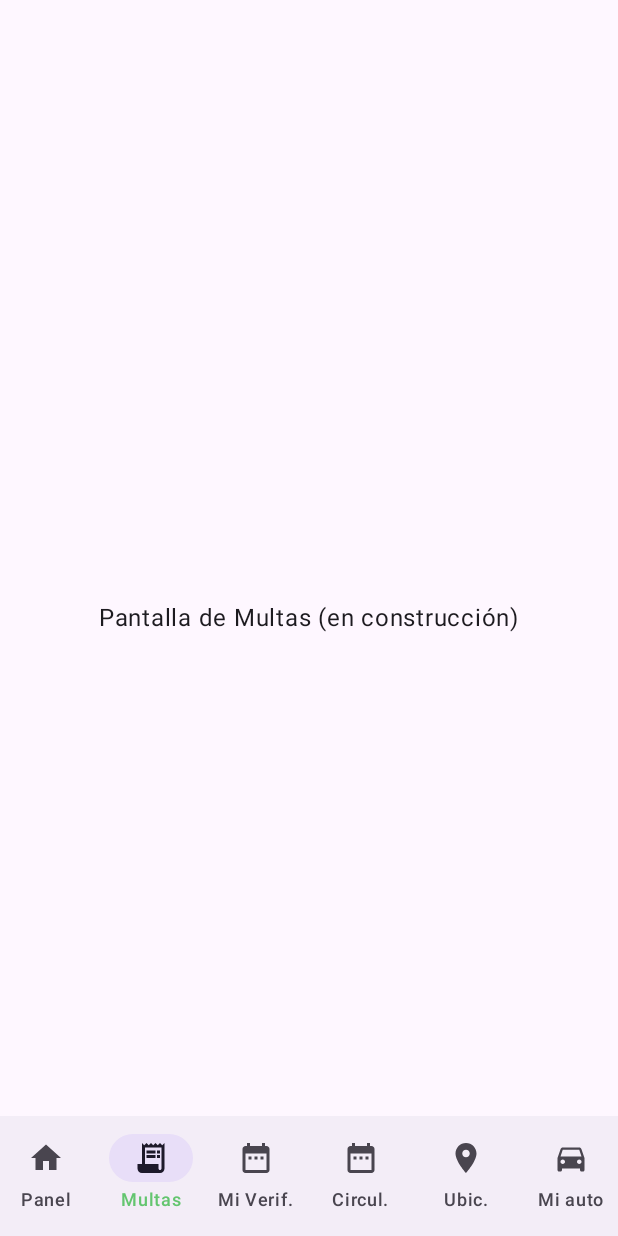
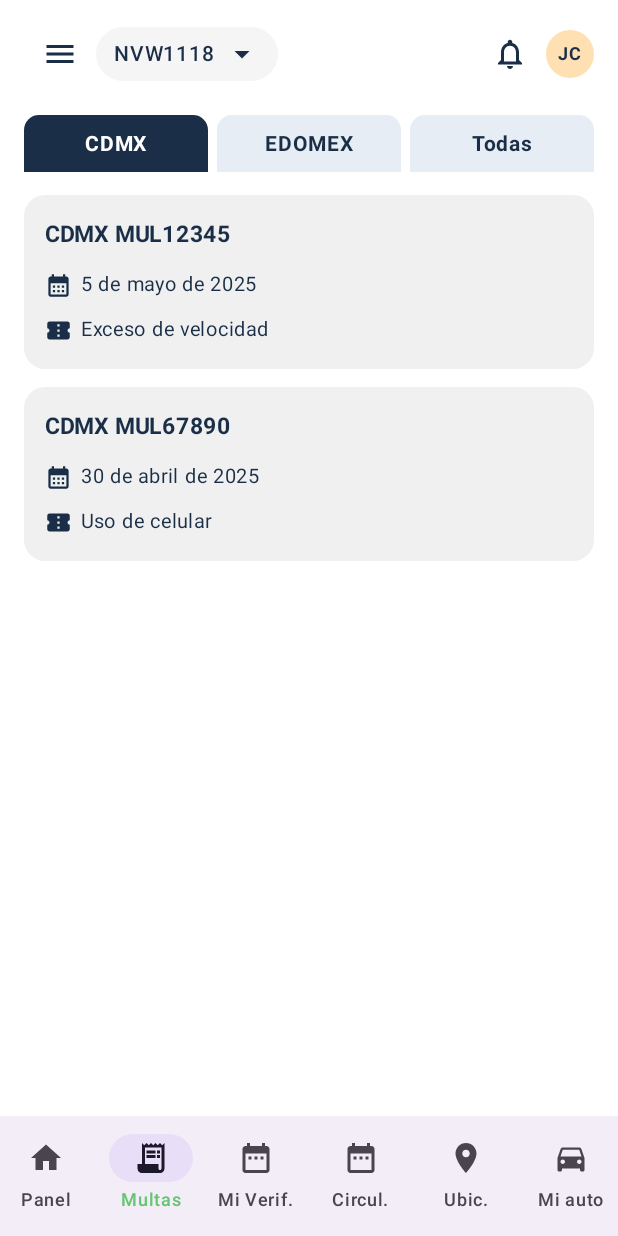
Before and after one commit to JimenaAce/AppMovilSIIVMEX, an Android app built with Jetpack Compose: the NotificacionesconDrawerScreen screen opened through its navigation route, item 2 of the bottom bar chosen, on a phone screen of 412 x 824 dp. Run offline under Robolectric (Android 15) with nearby library versions, the phone set to English and light mode, and no system bars.

Commit message:
Cambios a las pantallas
Se hizo merge del main (JImena) y ajusté la navegación y menú de hamburguesa

```diff
--- a/app/src/main/java/com/example/appmovilsiivmex/navigation/NavegacionAuto.kt
+++ b/app/src/main/java/com/example/appmovilsiivmex/navigation/NavegacionAuto.kt
@@ -14,9 +14,10 @@ import com.example.appmovilsiivmex.ui.screens.PantallaPlaceholder
 
 // mis pantallas nuevas
 import com.example.appmovilsiivmex.ui.screens.InicioScreen
-import com.example.appmovilsiivmex.ui.screens.MiAutoScreen
 import com.example.appmovilsiivmex.ui.screens.EditarVehiculoScreen
-import com.example.appmovilsiivmex.ui.screens.NotificacionesScreen
+import com.example.appmovilsiivmex.ui.screens.MiAutoConDrawerScreen
+import com.example.appmovilsiivmex.ui.screens.MultasconDrawerScreen
+import com.example.appmovilsiivmex.ui.screens.NotificacionesconDrawerScreen
 
 @Composable
 fun NavegacionAuto(
@@ -49,8 +50,9 @@ fun NavegacionAuto(
             PanelScreen(controladorNavegacion)
         }
         composable("multas") {
-            PantallaPlaceholder("Multas")
+            MultasconDrawerScreen(navController = controladorNavegacion)
         }
+
         composable("mi_verificacion") {
             PantallaPlaceholder("Verificación")
         }
@@ -66,12 +68,11 @@ fun NavegacionAuto(
         // PERO YA TENEMOS PANTALLA REAL
         // ─────────────────────
         composable("mi_auto") {
-            // aquí usamos la pantalla real
-            MiAutoScreen(navController = controladorNavegacion)
+            MiAutoConDrawerScreen(navController = controladorNavegacion)
         }
 
+
         composable("editar_vehiculo") {
-            // también usamos la real, no el placeholder
             EditarVehiculoScreen(
                 navController = controladorNavegacion,
                 placaInicial = "NVW1118",
@@ -93,7 +94,7 @@ fun NavegacionAuto(
         }
 
         composable("notificaciones") {
-            NotificacionesScreen(navController = controladorNavegacion)
+            NotificacionesconDrawerScreen(navController = controladorNavegacion)
         }
 
         // ─────────────────────
--- a/app/src/main/java/com/example/appmovilsiivmex/ui/screens/InicioScreen.kt
+++ b/app/src/main/java/com/example/appmovilsiivmex/ui/screens/InicioScreen.kt
@@ -54,14 +54,6 @@ fun InicioScreen(
             modifier = Modifier.fillMaxWidth(),
             verticalAlignment = Alignment.CenterVertically,
         ) {
-            // Ícono hamburguesa
-            IconButton(onClick = { /* TODO menú lateral */ }) {
-                Icon(
-                    imageVector = Icons.Default.Menu,
-                    contentDescription = "Menú",
-                    tint = ColorAzulOscuro
-                )
-            }
 
             // Selector de placa
             Surface(
--- a/app/src/main/java/com/example/appmovilsiivmex/ui/screens/MiAutoScreen.kt
+++ b/app/src/main/java/com/example/appmovilsiivmex/ui/screens/MiAutoScreen.kt
@@ -37,7 +37,8 @@ import com.example.appmovilsiivmex.ui.theme.ColorRosa
 
 @Composable
 fun MiAutoScreen(
-    navController: NavController
+    navController: NavController,
+    onMenuClick: () -> Unit = {}
 ) {
     val fondoApp = Color(0xFFFFFFFF)
     val hayNotificaciones = true   // simulado por ahora
@@ -59,7 +60,7 @@ fun MiAutoScreen(
             verticalAlignment = Alignment.CenterVertically,
         ) {
             // Menú hamburguesa
-            IconButton(onClick = { /* TODO menú lateral */ }) {
+            IconButton(onClick = onMenuClick) {
                 Icon(
                     imageVector = Icons.Default.Menu,
                     contentDescription = "Menú",
--- /dev/null
+++ b/app/src/main/java/com/example/appmovilsiivmex/ui/screens/MiAutoconScreenWrapper.kt
@@ -0,0 +1,42 @@
+package com.example.appmovilsiivmex.ui.screens
+
+import androidx.compose.material3.*
+import androidx.compose.runtime.Composable
+import androidx.compose.runtime.rememberCoroutineScope
+import androidx.navigation.NavController
+import com.example.appmovilsiivmex.navigation.MenuHamburguesa
+import kotlinx.coroutines.launch
+
+@OptIn(ExperimentalMaterial3Api::class)
+@Composable
+fun MiAutoConDrawerScreen(
+    navController: NavController
+) {
+    // igualito que en PanelScreen
+    val drawerState = rememberDrawerState(initialValue = DrawerValue.Closed)
+    val scope = rememberCoroutineScope()
+
+    ModalNavigationDrawer(
+        drawerState = drawerState,
+        drawerContent = {
+            MenuHamburguesa(
+                onOpcionSeleccionada = { ruta ->
+                    // navega a la ruta y cierra el drawer
+                    navController.navigate(ruta)
+                    scope.launch { drawerState.close() }
+                },
+                onCerrarSesion = {
+                    scope.launch { drawerState.close() }
+                }
+            )
+        }
+    ) {
+        // aquí usamos la pantalla de mi auto
+        MiAutoScreen(
+            navController = navController,
+            onMenuClick = {
+                scope.launch { drawerState.open() }
+            }
+        )
+    }
+}
--- /dev/null
+++ b/app/src/main/java/com/example/appmovilsiivmex/ui/screens/MultasScreen.kt
@@ -0,0 +1,257 @@
+package com.example.appmovilsiivmex.ui.screens
+
+import androidx.compose.foundation.background
+import androidx.compose.foundation.layout.*
+import androidx.compose.foundation.rememberScrollState
+import androidx.compose.foundation.shape.CircleShape
+import androidx.compose.foundation.shape.RoundedCornerShape
+import androidx.compose.foundation.verticalScroll
+import androidx.compose.material.icons.Icons
+import androidx.compose.material.icons.filled.*
+import androidx.compose.material3.Icon
+import androidx.compose.material3.IconButton
+import androidx.compose.material3.Surface
+import androidx.compose.material3.Text
+import androidx.compose.runtime.*
+import androidx.compose.ui.Alignment
+import androidx.compose.ui.Modifier
+import androidx.compose.ui.draw.clip
+import androidx.compose.ui.graphics.Color
+import androidx.compose.ui.text.font.FontWeight
+import androidx.compose.ui.unit.dp
+import androidx.compose.ui.unit.sp
+import androidx.navigation.NavController
+import androidx.compose.foundation.layout.statusBarsPadding
+import com.example.appmovilsiivmex.ui.theme.ColorAzulOscuro
+
+@Composable
+fun MultasScreen(
+    navController: NavController,
+    onMenuClick: () -> Unit = {}
+) {
+    val fondoApp = Color(0xFFFFFFFF)
+    var filtroSeleccionado by remember { mutableStateOf("CDMX") }
+
+    // data dummy
+    val multasCDMX = listOf(
+        MultaUi("CDMX MUL12345", "5 de mayo de 2025", "Exceso de velocidad"),
+        MultaUi("CDMX MUL67890", "30 de abril de 2025", "Uso de celular"),
+    )
+    val multasEDOMEX = listOf(
+        MultaUi("EDOMEX MUL12345", "5 de mayo de 2025", "Exceso de velocidad"),
+        MultaUi("EDOMEX MUL67890", "28 de abril de 2025", "Verificación vencida"),
+    )
+
+    val multasMostrar = when (filtroSeleccionado) {
+        "CDMX" -> multasCDMX
+        "EDOMEX" -> multasEDOMEX
+        else -> multasCDMX + multasEDOMEX
+    }
+
+    Column(
+        modifier = Modifier
+            .fillMaxSize()
+            .background(fondoApp)
+            .statusBarsPadding()
+            .padding(horizontal = 16.dp, vertical = 12.dp)
+    ) {
+
+        // HEADER
+        Row(
+            modifier = Modifier.fillMaxWidth(),
+            verticalAlignment = Alignment.CenterVertically,
+        ) {
+            IconButton(onClick = onMenuClick) {
+                Icon(
+                    imageVector = Icons.Default.Menu,
+                    contentDescription = "Menú",
+                    tint = ColorAzulOscuro
+                )
+            }
+
+            Surface(
+                shape = RoundedCornerShape(50),
+                color = Color(0xFFF5F5F5)
+            ) {
+                Row(
+                    modifier = Modifier
+                        .padding(horizontal = 12.dp, vertical = 6.dp),
+                    verticalAlignment = Alignment.CenterVertically
+                ) {
+                    Text(
+                        text = "NVW1118",
+                        color = ColorAzulOscuro,
+                        fontSize = 14.sp,
+                        fontWeight = FontWeight.Medium
+                    )
+                    Spacer(modifier = Modifier.width(6.dp))
+                    Icon(
+                        imageVector = Icons.Default.ArrowDropDown,
+                        contentDescription = "Cambiar placa",
+                        tint = ColorAzulOscuro
+                    )
+                }
+            }
+
+            Spacer(modifier = Modifier.weight(1f))
+
+            IconButton(onClick = { navController.navigate("notificaciones") }) {
+                Icon(
+                    imageVector = Icons.Default.NotificationsNone,
+                    contentDescription = "Notificaciones",
+                    tint = ColorAzulOscuro
+                )
+            }
+
+            Box(
+                modifier = Modifier
+                    .size(32.dp)
+                    .clip(CircleShape)
+                    .background(Color(0xFFFFE0B2)),
+                contentAlignment = Alignment.Center
+            ) {
+                Text(
+                    text = "JC",
+                    fontSize = 12.sp,
+                    fontWeight = FontWeight.Bold,
+                    color = ColorAzulOscuro
+                )
+            }
+        }
+
+        Spacer(modifier = Modifier.height(16.dp))
+
+        // SELECTOR (CDMX / EDOMEX / Todas)
+        Row(
+            modifier = Modifier.fillMaxWidth(),
+            horizontalArrangement = Arrangement.spacedBy(6.dp)
+        ) {
+            MultaTab(
+                texto = "CDMX",
+                seleccionado = filtroSeleccionado == "CDMX",
+                onClick = { filtroSeleccionado = "CDMX" }
+            )
+            MultaTab(
+                texto = "EDOMEX",
+                seleccionado = filtroSeleccionado == "EDOMEX",
+                onClick = { filtroSeleccionado = "EDOMEX" }
+            )
+            MultaTab(
+                texto = "Todas",
+                seleccionado = filtroSeleccionado == "Todas",
+                onClick = { filtroSeleccionado = "Todas" }
+            )
+        }
+
+        Spacer(modifier = Modifier.height(16.dp))
+
+        // LISTA
+        Column(
+            modifier = Modifier
+                .fillMaxWidth()
+                .verticalScroll(rememberScrollState())
+        ) {
+            multasMostrar.forEach { multa ->
+                MultaItem(multa)
+                Spacer(modifier = Modifier.height(12.dp))
+            }
+            Spacer(modifier = Modifier.height(80.dp))
+        }
+    }
+}
+
+// ---------------- datos y composables ----------------
+
+data class MultaUi(
+    val folio: String,
+    val fecha: String,
+    val motivo: String
+)
+
+@Composable
+private fun RowScope.MultaTab(
+    texto: String,
+    seleccionado: Boolean,
+    onClick: () -> Unit
+) {
+    val bg = if (seleccionado) ColorAzulOscuro else Color(0xFFE6EDF4)
+    val fg = if (seleccionado) Color.White else ColorAzulOscuro
+
+    Surface(
+        color = bg,
+        shape = RoundedCornerShape(topStart = 10.dp, topEnd = 10.dp),
+        modifier = Modifier
+            .weight(1f)
+            .height(38.dp),
+        onClick = onClick
+    ) {
+        Box(
+            modifier = Modifier.fillMaxSize(),
+            contentAlignment = Alignment.Center
+        ) {
+            Text(
+                text = texto,
+                color = fg,
+                fontWeight = FontWeight.Bold,
+                fontSize = 14.sp
+            )
+        }
+    }
+}
+
+@Composable
+private fun MultaItem(multa: MultaUi) {
+    Surface(
+        color = Color(0xFFF0F0F0),
+        shape = RoundedCornerShape(14.dp),
+        shadowElevation = 0.dp,
+        modifier = Modifier.fillMaxWidth()
+    ) {
+        Column(
+            modifier = Modifier
+                .fillMaxWidth()
+                .padding(14.dp)
+        ) {
+            Text(
+                text = multa.folio,
+                color = ColorAzulOscuro,
+                fontWeight = FontWeight.Bold,
+                fontSize = 15.sp
+            )
+
+            Spacer(modifier = Modifier.height(10.dp))
+
+            Row(verticalAlignment = Alignment.CenterVertically) {
+                Icon(
+                    imageVector = Icons.Default.CalendarMonth,
+                    contentDescription = null,
+                    tint = ColorAzulOscuro,
+                    modifier = Modifier.size(18.dp)
+                )
+                Spacer(modifier = Modifier.width(6.dp))
+                Text(
+                    text = multa.fecha,
+                    color = ColorAzulOscuro,
+                    fontSize = 13.sp
+                )
+            }
+
+            Spacer(modifier = Modifier.height(6.dp))
+
+            Row(verticalAlignment = Alignment.CenterVertically) {
+                Icon(
+                    imageVector = Icons.Default.ConfirmationNumber,
+                    contentDescription = null,
+                    tint = ColorAzulOscuro,
+                    modifier = Modifier.size(18.dp)
+                )
+                Spacer(modifier = Modifier.width(6.dp))
+                Text(
+                    text = multa.motivo,
+                    color = ColorAzulOscuro,
+                    fontSize = 13.sp
+                )
+            }
+        }
+    }
+}
--- /dev/null
+++ b/app/src/main/java/com/example/appmovilsiivmex/ui/screens/MultasconDrawerScreen.kt
@@ -0,0 +1,39 @@
+package com.example.appmovilsiivmex.ui.screens
+
+import androidx.compose.material3.*
+import androidx.compose.runtime.Composable
+import androidx.compose.runtime.rememberCoroutineScope
+import androidx.navigation.NavController
+import com.example.appmovilsiivmex.navigation.MenuHamburguesa
+import kotlinx.coroutines.launch
+
+@OptIn(ExperimentalMaterial3Api::class)
+@Composable
+fun MultasconDrawerScreen(
+    navController: NavController
+) {
+    val drawerState = rememberDrawerState(initialValue = DrawerValue.Closed)
+    val scope = rememberCoroutineScope()
+
+    ModalNavigationDrawer(
+        drawerState = drawerState,
+        drawerContent = {
+            MenuHamburguesa(
+                onOpcionSeleccionada = { ruta ->
+                    navController.navigate(ruta)
+                    scope.launch { drawerState.close() }
+                },
+                onCerrarSesion = {
+                    scope.launch { drawerState.close() }
+                }
+            )
+        }
+    ) {
+        MultasScreen(
+            navController = navController,
+            onMenuClick = {
+                scope.launch { drawerState.open() }
+            }
+        )
+    }
+}
--- a/app/src/main/java/com/example/appmovilsiivmex/ui/screens/NotificacionesScreen.kt
+++ b/app/src/main/java/com/example/appmovilsiivmex/ui/screens/NotificacionesScreen.kt
@@ -17,16 +17,17 @@ import androidx.compose.ui.Alignment
 import androidx.compose.ui.Modifier
 import androidx.compose.ui.draw.clip
 import androidx.compose.ui.graphics.Color
+import androidx.compose.ui.text.font.FontWeight
 import androidx.compose.ui.unit.dp
 import androidx.compose.ui.unit.sp
-import androidx.compose.ui.text.font.FontWeight
 import androidx.compose.foundation.layout.statusBarsPadding
 import androidx.navigation.NavController
 import com.example.appmovilsiivmex.ui.theme.ColorAzulOscuro
 
 @Composable
 fun NotificacionesScreen(
-    navController: NavController
+    navController: NavController,
+    onMenuClick: () -> Unit = {}
 ) {
     val fondoApp = Color(0xFFFFFFFF)
 
@@ -43,7 +44,8 @@ fun NotificacionesScreen(
             modifier = Modifier.fillMaxWidth(),
             verticalAlignment = Alignment.CenterVertically,
         ) {
-            IconButton(onClick = { /* menú lateral */ }) {
+            // hamburguesa que viene de afuera
+            IconButton(onClick = onMenuClick) {
                 Icon(
                     imageVector = Icons.Default.Menu,
                     contentDescription = "Menú",
@@ -123,15 +125,15 @@ fun NotificacionesScreen(
         )
         Spacer(modifier = Modifier.height(12.dp))
         NotificacionItem(
-            titulo = "Hoy no circula",
-            descripcion = "No circulas hoy",
+            titulo = "Refrendo",
+            descripcion = "Tu refrendo vence en 3 días",
             fecha = "22/04/2025"
         )
         Spacer(modifier = Modifier.height(12.dp))
         NotificacionItem(
-            titulo = "Hoy no circula",
-            descripcion = "No circulas hoy",
-            fecha = "22/04/2025"
+            titulo = "Verificación",
+            descripcion = "Recuerda verificar en agosto",
+            fecha = "20/04/2025"
         )
         Spacer(modifier = Modifier.height(80.dp))
     }
--- /dev/null
+++ b/app/src/main/java/com/example/appmovilsiivmex/ui/screens/NotificacionesconDrawerScreen.kt
@@ -0,0 +1,39 @@
+package com.example.appmovilsiivmex.ui.screens
+
+import androidx.compose.material3.*
+import androidx.compose.runtime.Composable
+import androidx.compose.runtime.rememberCoroutineScope
+import androidx.navigation.NavController
+import com.example.appmovilsiivmex.navigation.MenuHamburguesa
+import kotlinx.coroutines.launch
+
+@OptIn(ExperimentalMaterial3Api::class)
+@Composable
+fun NotificacionesconDrawerScreen(
+    navController: NavController
+) {
+    val drawerState = rememberDrawerState(initialValue = DrawerValue.Closed)
+    val scope = rememberCoroutineScope()
+
+    ModalNavigationDrawer(
+        drawerState = drawerState,
+        drawerContent = {
+            MenuHamburguesa(
+                onOpcionSeleccionada = { ruta ->
+                    navController.navigate(ruta)
+                    scope.launch { drawerState.close() }
+                },
+                onCerrarSesion = {
+                    scope.launch { drawerState.close() }
+                }
+            )
+        }
+    ) {
+        NotificacionesScreen(
+            navController = navController,
+            onMenuClick = {
+                scope.launch { drawerState.open() }
+            }
+        )
+    }
+}
--- a/app/src/main/java/com/example/appmovilsiivmex/ui/screens/PanelScreen.kt
+++ b/app/src/main/java/com/example/appmovilsiivmex/ui/screens/PanelScreen.kt
@@ -16,7 +16,6 @@ import androidx.compose.material3.Text
 import androidx.compose.material3.rememberDrawerState
 import androidx.compose.runtime.Composable
 import androidx.compose.runtime.rememberCoroutineScope
-import androidx.compose.ui.Alignment
 import androidx.compose.ui.Modifier
 import androidx.navigation.NavController
 import com.example.appmovilsiivmex.navigation.MenuHamburguesa
@@ -24,7 +23,7 @@ import kotlinx.coroutines.launch
 
 @OptIn(ExperimentalMaterial3Api::class)
 @Composable
-fun PanelScreen (navController: NavController) {
+fun PanelScreen(navController: NavController) {
     val estadoDrawer = rememberDrawerState(initialValue = DrawerValue.Closed)
     val scope = rememberCoroutineScope()
 
@@ -35,10 +34,11 @@ fun PanelScreen (navController: NavController) {
                 onOpcionSeleccionada = { ruta ->
                     navController.navigate(ruta)
                 },
-                onCerrarSesion = { /* Acción de cerrar sesión */ }
+                onCerrarSesion = { /* TODO cerrar sesión */ }
             )
         }
     ) {
+        // dejo el scaffold
         Scaffold(
             topBar = {
                 SmallTopAppBar(
@@ -47,19 +47,22 @@ fun PanelScreen (navController: NavController) {
                         IconButton(onClick = {
                             scope.launch { estadoDrawer.open() }
                         }) {
-                            Icon(Icons.Default.Menu, contentDescription = "Abrir menú")
+                            Icon(
+                                imageVector = Icons.Default.Menu,
+                                contentDescription = "Abrir menú"
+                            )
                         }
                     }
                 )
             }
         ) { padding ->
+            // Aquí meto mi pantalla de inicio
             Box(
                 modifier = Modifier
                     .fillMaxSize()
-                    .padding(padding),
-                contentAlignment = Alignment.Center
+                    .padding(padding)
             ) {
-                Text("Resumen del vehículo (y puede elegir otro)")
+                InicioScreen(navController = navController)
             }
         }
     }
```
